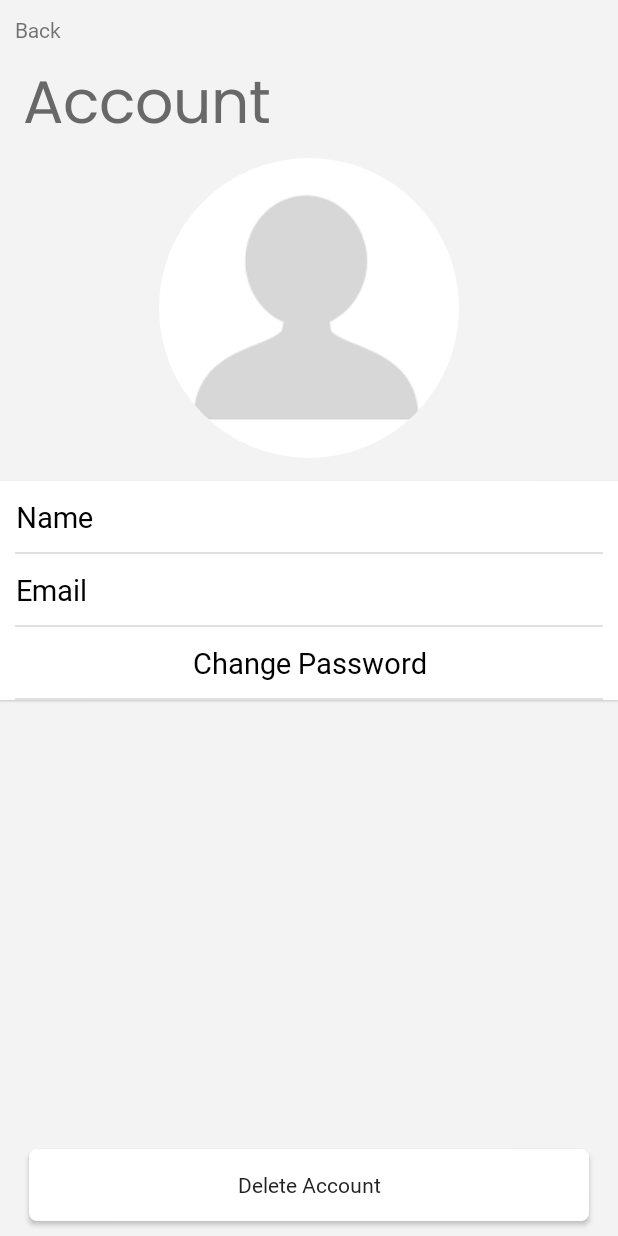
After one commit to AdrianVII/Safelock_Savings, an Android app: the Account_Activity screen opened directly, with no data from a screen before it, on a phone screen of 412 x 824 dp. The commit adds this screen. Run offline under Robolectric (Android 15) with nearby library versions, the phone set to English and light mode, and no system bars; our stand-ins replace CircleImageView, Firebase (no records; nobody signed in at launch, a user with empty details on screens opened directly).

Commit message:
Activity de cuenta y generacion del espacio la base de datos a usar

```diff
--- a/app/build.gradle
+++ b/app/build.gradle
@@ -42,4 +42,5 @@ dependencies {
     implementation 'com.ismaeldivita.chipnavigation:chip-navigation-bar:1.3.4'
     implementation "org.jetbrains.kotlin:kotlin-stdlib:1.4.32"
     implementation 'androidx.biometric:biometric:1.1.0'
+    implementation 'de.hdodenhof:circleimageview:3.1.0'
 }
--- a/app/src/main/AndroidManifest.xml
+++ b/app/src/main/AndroidManifest.xml
@@ -11,6 +11,7 @@
         android:roundIcon="@mipmap/ic_launcher_round"
         android:supportsRtl="true"
         android:theme="@style/Theme.SafelockSaving">
+        <activity android:name=".Account_Activity" android:exported="true"/>
         <activity android:name=".SignIn_Activity" android:exported="true"/>
         <activity android:name=".Register_Activity" android:exported="true"/>
         <activity android:name=".Forgot_Activity" android:exported="true"/>
--- /dev/null
+++ b/app/src/main/java/com/aa/safelocksaving/Account_Activity.java
@@ -0,0 +1,43 @@
+package com.aa.safelocksaving;
+
+import android.app.Activity;
+import android.os.Bundle;
+import android.widget.LinearLayout;
+import android.widget.TextView;
+
+import androidx.annotation.Nullable;
+
+import com.google.firebase.auth.FirebaseAuth;
+import com.google.firebase.auth.FirebaseUser;
+
+public class Account_Activity extends Activity {
+    private TextView email;
+    private TextView name;
+    private LinearLayout changepass;
+    private FirebaseAuth mAuth;
+    private FirebaseUser user;
+    @Override
+    protected void onCreate(@Nullable Bundle savedInstanceState) {
+        super.onCreate(savedInstanceState);
+        mAuth = FirebaseAuth.getInstance();
+        setContentView(R.layout.account_activity);
+        email = findViewById(R.id.email);
+        name =findViewById(R.id.name);
+        changepass = findViewById(R.id.changepass);
+    }
+
+    @Override
+    protected void onStart() {
+        super.onStart();
+        user = mAuth.getCurrentUser();
+        String emailText = user.getEmail();
+        String nameText = user.getDisplayName();
+        email.setText(emailText);
+        name.setText(nameText);
+    }
+
+    private void LoadData() {
+
+    }
+
+}
--- a/app/src/main/java/com/aa/safelocksaving/Register_Activity.java
+++ b/app/src/main/java/com/aa/safelocksaving/Register_Activity.java
@@ -11,9 +11,12 @@ import android.widget.Toast;
 
 import androidx.annotation.Nullable;
 
+import com.aa.safelocksaving.data.User;
 import com.aa.safelocksaving.dataOperation.Authentication;
 import com.google.firebase.auth.FirebaseAuth;
 import com.google.firebase.auth.FirebaseUser;
+import com.google.firebase.database.DatabaseReference;
+import com.google.firebase.database.FirebaseDatabase;
 
 public class Register_Activity extends Activity {
     private TextView btnBACK;
@@ -27,6 +30,8 @@ public class Register_Activity extends Activity {
     private Button btnNEXT;
     private FirebaseAuth mAuth;
     private FirebaseUser user;
+    private FirebaseDatabase database;
+    private DatabaseReference databaseReference;
 
     @Override
     protected void onCreate(@Nullable Bundle savedInstanceState) {
@@ -54,20 +59,28 @@ public class Register_Activity extends Activity {
 
     private void createUser() {
         if (authentication.isCorrect(name, lastname, email, password, confirm_pass, this)) {
+            String nameText = name.getText().toString();
+            String lastnameText = lastname.getText().toString();
             String emailText = email.getText().toString();
             String passwordText = password.getText().toString();
             mAuth.createUserWithEmailAndPassword(emailText, passwordText)
                     .addOnCompleteListener(task -> {
                         if (task.isSuccessful()) {
                             user = mAuth.getCurrentUser();
-                            if (user.isEmailVerified()) {
-                                startActivity(new Intent(this, Main_Activity.class));
-                            } else {
-                                user.sendEmailVerification();
-                                Toast.makeText(this, getString(R.string.pleaseCheckYourEmailText), Toast.LENGTH_SHORT).show();
-                                startActivity(new Intent(this, SignIn_Activity.class));
-                            }
-                            finish();
+                            User dataUser = new User(nameText, lastnameText, emailText);
+
+                            database = FirebaseDatabase.getInstance();
+                            databaseReference = database.getReference("Users");
+                            databaseReference
+                                    .child(user.getUid())
+                                    .setValue(dataUser).addOnCompleteListener(task1 -> {
+                                if (task1.isSuccessful()) {
+                                    user.sendEmailVerification();
+                                    Toast.makeText(this, getString(R.string.pleaseCheckYourEmailText), Toast.LENGTH_SHORT).show();
+                                    startActivity(new Intent(this, SignIn_Activity.class));
+                                    finish();
+                                }
+                            });
                         } else Toast.makeText(this, getString(R.string.failedToRegisterText), Toast.LENGTH_SHORT).show();
                     });
         }
--- a/app/src/main/java/com/aa/safelocksaving/Settings_Fragments.java
+++ b/app/src/main/java/com/aa/safelocksaving/Settings_Fragments.java
@@ -8,6 +8,7 @@ import android.view.LayoutInflater;
 import android.view.View;
 import android.view.ViewGroup;
 import android.widget.Button;
+import android.widget.LinearLayout;
 
 import androidx.annotation.NonNull;
 import androidx.annotation.Nullable;
@@ -20,6 +21,8 @@ public class Settings_Fragments extends Fragment {
     private Authentication authentication;
     private Button btnSIGNOUT;
     private SwitchCompat switchBiometric;
+    private LinearLayout btnACCOUNT;
+    private LinearLayout btnSWITCH;
     @Nullable
     @Override
     public View onCreateView(@NonNull LayoutInflater inflater, @Nullable ViewGroup container, @Nullable Bundle savedInstanceState) {
@@ -27,6 +30,8 @@ public class Settings_Fragments extends Fragment {
         View view = inflater.inflate(R.layout.settings_fragments, container, false);
         btnSIGNOUT = view.findViewById(R.id.btnSIGNOUT);
         switchBiometric = view.findViewById(R.id.switchBiometric);
+        btnACCOUNT = view.findViewById(R.id.btnACCOUNT);
+        btnSWITCH = view.findViewById(R.id.btnSWITCH);
         setSwitchBiometric();
         return view;
     }
@@ -34,6 +39,10 @@ public class Settings_Fragments extends Fragment {
     @Override
     public void onActivityCreated(@Nullable Bundle savedInstanceState) {
         super.onActivityCreated(savedInstanceState);
+
+        btnACCOUNT.setOnClickListener(view -> startActivity(new Intent(getContext(), Account_Activity.class)));
+        btnSWITCH.setOnClickListener(view -> switchBiometric.setChecked(!switchBiometric.isChecked()));
+
         btnSIGNOUT.setOnClickListener(view -> {
             if (authentication.logoutUser()) {
                 startActivity(new Intent(getActivity(), Start_Activity.class));
--- a/app/src/main/java/com/aa/safelocksaving/SignIn_Activity.java
+++ b/app/src/main/java/com/aa/safelocksaving/SignIn_Activity.java
@@ -12,6 +12,8 @@ import androidx.annotation.Nullable;
 
 import com.aa.safelocksaving.dataOperation.Authentication;
 import com.google.firebase.auth.FirebaseAuth;
+import com.google.firebase.auth.FirebaseAuthEmailException;
+import com.google.firebase.auth.FirebaseAuthInvalidCredentialsException;
 import com.google.firebase.auth.FirebaseUser;
 
 import java.util.Objects;
@@ -70,6 +72,11 @@ public class SignIn_Activity extends Activity {
                                 user.sendEmailVerification();
                                 authentication.logoutUser(mAuth);
                             }
+                        } else {
+                            email.setText("");
+                            password.setText("");
+                            email.requestFocus();
+                            Toast.makeText(this, getString(R.string.invalidEmailOrPasswordText), Toast.LENGTH_SHORT).show();
                         }
                     });
         }
--- a/app/src/main/java/com/aa/safelocksaving/data/User.java
+++ b/app/src/main/java/com/aa/safelocksaving/data/User.java
@@ -5,4 +5,35 @@ public class User {
     private String lastname;
     private String email;
 
+    public User () {}
+
+    public User(String name, String lastname, String email) {
+        this.name = name;
+        this.lastname = lastname;
+        this.email = email;
+    }
+
+    public String getName() {
+        return name;
+    }
+
+    public void setName(String name) {
+        this.name = name;
+    }
+
+    public String getLastname() {
+        return lastname;
+    }
+
+    public void setLastname(String lastname) {
+        this.lastname = lastname;
+    }
+
+    public String getEmail() {
+        return email;
+    }
+
+    public void setEmail(String email) {
+        this.email = email;
+    }
 }
--- /dev/null
+++ b/app/src/main/res/layout/account_activity.xml
@@ -0,0 +1,156 @@
+<?xml version="1.0" encoding="utf-8"?>
+<LinearLayout xmlns:android="http://schemas.android.com/apk/res/android"
+    xmlns:app="http://schemas.android.com/apk/res-auto"
+    android:orientation="vertical"
+    android:layout_width="match_parent"
+    android:layout_height="match_parent"
+    android:background="@color/white_background"
+    android:fitsSystemWindows="true">
+
+    <TextView
+        android:layout_width="match_parent"
+        android:layout_height="wrap_content"
+        android:text="@string/backText"
+        android:padding="10dp"
+        android:fontFamily="@font/roboto_regular"/>
+
+    <TextView
+        android:layout_width="match_parent"
+        android:layout_height="wrap_content"
+        android:text="@string/accountText"
+        android:layout_marginHorizontal="15dp"
+        android:textSize="40sp"
+        android:fontFamily="@font/poppins_regular"
+        android:textColor="@color/grey"/>
+
+    <de.hdodenhof.circleimageview.CircleImageView
+        android:layout_width="200dp"
+        android:layout_height="200dp"
+        android:src="@drawable/user"
+        android:layout_gravity="center"
+        android:layout_marginBottom="15dp"/>
+
+    <LinearLayout
+        android:layout_width="match_parent"
+        android:layout_height="wrap_content"
+        android:orientation="vertical"
+        android:background="@color/white"
+        android:elevation="1dp">
+
+        <LinearLayout
+            android:layout_width="match_parent"
+            android:layout_height="wrap_content"
+            android:orientation="horizontal"
+            android:padding="5dp">
+
+            <TextView
+                android:layout_width="wrap_content"
+                android:layout_height="wrap_content"
+                android:text="@string/nameText"
+                android:textSize="19sp"
+                android:layout_gravity="center"
+                android:padding="5dp"
+                android:textColor="@color/black"
+                android:fontFamily="@font/roboto_regular"/>
+
+            <TextView
+                android:id="@+id/name"
+                android:layout_width="wrap_content"
+                android:layout_height="wrap_content"
+                android:text="@string/threePointsText"
+                android:textSize="19sp"
+                android:layout_gravity="center"
+                android:padding="5dp"
+                android:textColor="@color/black"
+                android:fontFamily="@font/roboto_regular"
+                android:layout_marginStart="10dp"/>
+
+        </LinearLayout>
+
+        <View
+            android:layout_width="match_parent"
+            android:layout_height="1dp"
+            android:background="@color/line"
+            android:layout_marginHorizontal="10dp"/>
+
+        <LinearLayout
+            android:layout_width="match_parent"
+            android:layout_height="wrap_content"
+            android:orientation="horizontal"
+            android:padding="5dp">
+
+            <TextView
+                android:layout_width="wrap_content"
+                android:layout_height="wrap_content"
+                android:text="@string/emailText"
+                android:textSize="19sp"
+                android:layout_gravity="center"
+                android:padding="5dp"
+                android:textColor="@color/black"
+                android:fontFamily="@font/roboto_regular"/>
+
+            <TextView
+                android:id="@+id/email"
+                android:layout_width="wrap_content"
+                android:layout_height="wrap_content"
+                android:text="@string/threePointsText"
+                android:textSize="15sp"
+                android:layout_gravity="center"
+                android:padding="5dp"
+                android:textColor="@color/black"
+                android:fontFamily="@font/roboto_regular"
+                android:layout_marginStart="10dp"/>
+
+        </LinearLayout>
+
+        <View
+            android:layout_width="match_parent"
+            android:layout_height="1dp"
+            android:background="@color/line"
+            android:layout_marginHorizontal="10dp"/>
+
+        <LinearLayout
+            android:id="@+id/changepass"
+            android:layout_width="match_parent"
+            android:layout_height="wrap_content"
+            android:orientation="horizontal"
+            android:padding="5dp">
+
+            <TextView
+                android:layout_width="match_parent"
+                android:layout_height="wrap_content"
+                android:text="@string/changePasswordText"
+                android:textSize="19sp"
+                android:layout_gravity="center"
+                android:textAlignment="center"
+                android:padding="5dp"
+                android:textColor="@color/black"
+                android:fontFamily="@font/roboto_regular"/>
+
+        </LinearLayout>
+
+        <View
+            android:layout_width="match_parent"
+            android:layout_height="1dp"
+            android:background="@color/line"
+            android:layout_marginHorizontal="10dp"/>
+
+    </LinearLayout>
+
+    <Space
+        android:layout_width="match_parent"
+        android:layout_height="0dp"
+        android:layout_weight="1"/>
+
+    <Button
+        android:id="@+id/btnDELETEACC"
+        android:layout_width="match_parent"
+        android:layout_height="wrap_content"
+        android:text="@string/deleteAccountText"
+        android:fontFamily="@font/roboto_regular"
+        android:textAllCaps="false"
+        android:layout_marginHorizontal="19dp"
+        android:layout_marginBottom="10dp"
+        android:background="@drawable/singout_background"/>
+
+</LinearLayout>
--- a/app/src/main/res/layout/budgets_fragments.xml
+++ b/app/src/main/res/layout/budgets_fragments.xml
@@ -11,7 +11,7 @@
         android:text="@string/budgetsText"
         android:textSize="40sp"
         android:fontFamily="@font/poppins_regular"
-        android:layout_marginTop="46dp"
+        android:layout_marginTop="25dp"
         android:layout_marginHorizontal="26dp"
         android:textColor="@color/grey"/>
 
--- a/app/src/main/res/layout/reminders_fragments.xml
+++ b/app/src/main/res/layout/reminders_fragments.xml
@@ -12,7 +12,7 @@
         android:text="@string/remindersText"
         android:textSize="40sp"
         android:fontFamily="@font/poppins_regular"
-        android:layout_marginTop="46dp"
+        android:layout_marginTop="25dp"
         android:layout_marginHorizontal="26dp"
         android:textColor="@color/grey"/>
 
--- a/app/src/main/res/layout/reports_fragments.xml
+++ b/app/src/main/res/layout/reports_fragments.xml
@@ -10,7 +10,7 @@
         android:text="@string/reportText"
         android:textSize="40sp"
         android:fontFamily="@font/poppins_regular"
-        android:layout_marginTop="46dp"
+        android:layout_marginTop="25dp"
         android:layout_marginHorizontal="26dp"
         android:textColor="@color/grey"/>
 
--- a/app/src/main/res/layout/settings_fragments.xml
+++ b/app/src/main/res/layout/settings_fragments.xml
@@ -11,7 +11,7 @@
         android:text="@string/settingsText"
         android:textSize="40sp"
         android:fontFamily="@font/poppins_regular"
-        android:layout_marginTop="46dp"
+        android:layout_marginTop="25dp"
         android:layout_marginHorizontal="26dp"
         android:textColor="@color/grey"
         android:layout_marginBottom="45dp"/>
@@ -24,6 +24,7 @@
         android:elevation="1dp">
 
         <LinearLayout
+            android:id="@+id/btnACCOUNT"
             android:layout_width="match_parent"
             android:layout_height="wrap_content"
             android:orientation="horizontal"
@@ -144,6 +145,7 @@
             android:layout_marginHorizontal="10dp"/>
 
         <LinearLayout
+            android:id="@+id/btnSWITCH"
             android:layout_width="match_parent"
             android:layout_height="wrap_content"
             android:orientation="horizontal"
--- a/app/src/main/res/values/strings.xml
+++ b/app/src/main/res/values/strings.xml
@@ -70,4 +70,8 @@
     <string name="leastSixCharactersText">Least six characters</string>
     <string name="enterFingerprintText">Enter Fingerprint</string>
     <string name="errorSendingEmailText">Error sending email</string>
+    <string name="deleteAccountText">Delete Account</string>
+    <string name="threePointsText" translatable="false">...</string>
+    <string name="changePasswordText">Change Password</string>
+    <string name="invalidEmailOrPasswordText">Invalid email or password</string>
 </resources>
```
Also changed, not shown: app/src/main/res/drawable/user.png (added), 1 other file.
